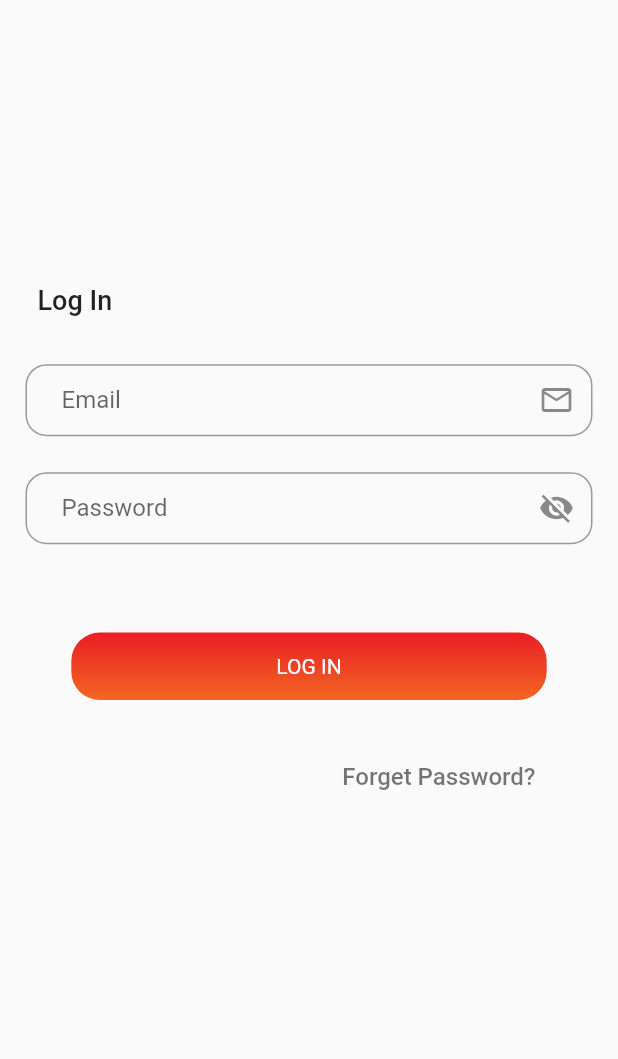
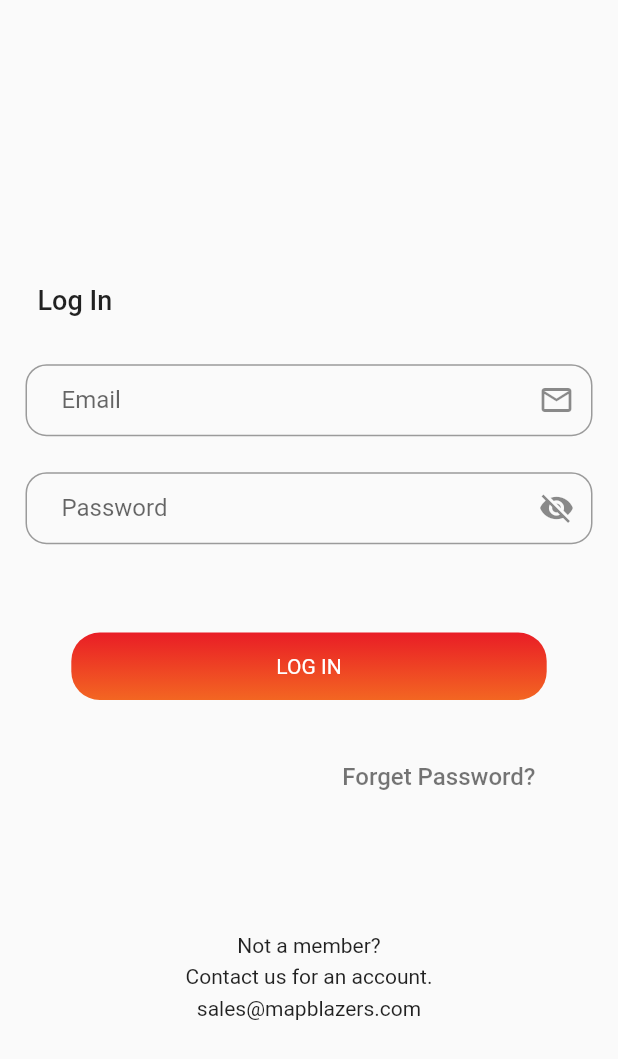
Before and after one commit to Saugat913/mobblazer, a Flutter app: the LogInPage screen opened directly, on a phone screen of 412 x 824 dp. Shown: the top 1059 px of the screen. Run offline on Flutter 3.47's test engine with Material 2 defaults, Android fonts, the phone set to English and light mode, and no system bars; our stand-ins replace shared_preferences; accounts and stored records are empty.

```diff
--- a/lib/screen/LogIn.dart
+++ b/lib/screen/LogIn.dart
@@ -228,6 +228,24 @@ class _LogInPageState extends State<LogInPage> {
                   ],
                 ),
               ),
+              SizedBox(
+                height: 80,
+              ),
+              Center(
+                child: Column(
+                  children: [
+                    Text("Not a member?"),
+                    SizedBox(
+                      height: 5,
+                    ),
+                    Text("Contact us for an account."),
+                    SizedBox(
+                      height: 5,
+                    ),
+                    Text("sales@mapblazers.com")
+                  ],
+                ),
+              ),
             ],
           ),
         ),
```
Also changed, not shown: lib/screen/ListPage/LocationList.dart (+6 -7 lines), lib/screen/create_new_pass.dart (+22 -9 lines).
